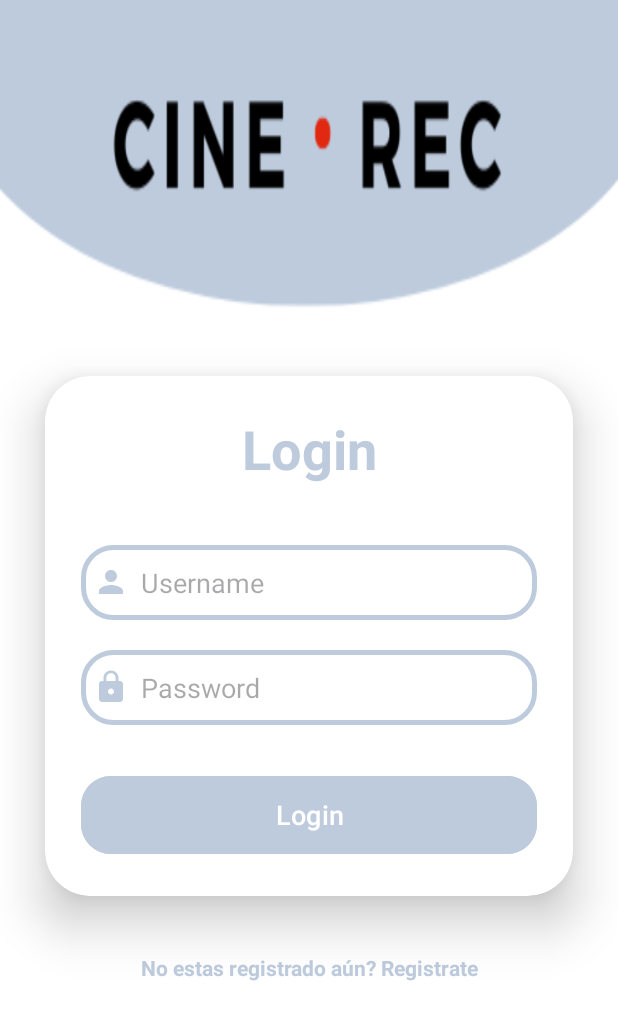
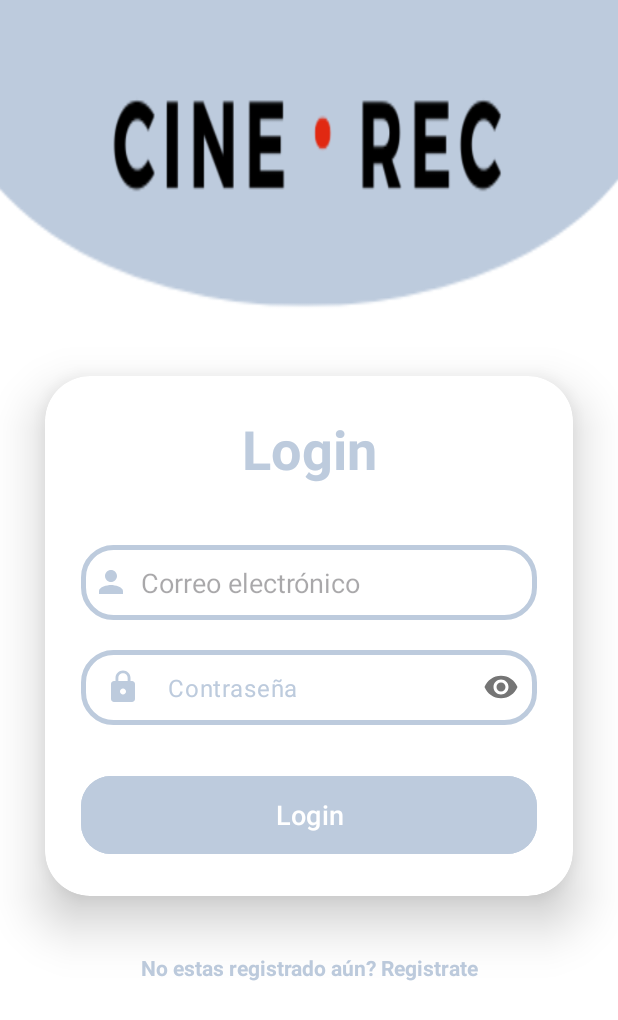
Before and after one commit to lucopa/CineRec_App, an Android app: the Login screen opened directly, with no data from a screen before it, on a phone screen of 412 x 824 dp. Shown: the top 1020 px of the screen. Run offline under Robolectric (Android 15) with nearby library versions, the phone set to English and light mode, and no system bars; our stand-ins replace Firebase (no records; nobody signed in at launch, a user with empty details on screens opened directly).

Commit message:
Login funcional

```diff
--- a/app/src/main/java/com/example/cinerec_app/Login.java
+++ b/app/src/main/java/com/example/cinerec_app/Login.java
@@ -1,32 +1,119 @@
 package com.example.cinerec_app;
 
+import android.app.ProgressDialog;
 import android.content.Intent;
 import android.os.Bundle;
+import android.text.TextUtils;
+import android.util.Patterns;
 import android.view.View;
+import android.widget.Button;
+import android.widget.EditText;
 import android.widget.TextView;
+import android.widget.Toast;
 
 import androidx.activity.EdgeToEdge;
+import androidx.annotation.NonNull;
 import androidx.appcompat.app.AppCompatActivity;
 import androidx.core.graphics.Insets;
 import androidx.core.view.ViewCompat;
 import androidx.core.view.WindowInsetsCompat;
 
+import com.google.android.gms.tasks.OnCompleteListener;
+import com.google.android.gms.tasks.OnFailureListener;
+import com.google.android.gms.tasks.Task;
+import com.google.firebase.auth.AuthResult;
+import com.google.firebase.auth.FirebaseAuth;
+import com.google.firebase.auth.FirebaseUser;
+
 public class Login extends AppCompatActivity {
 
-    TextView text_Registro;
+    TextView textoRegistro;
+    EditText correoLogin, contraseñaLogin;
+    Button loginButton;
+
+    ProgressDialog progressDialog;
+
+    FirebaseAuth firebaseAuth;
+
+    //Validar los datos
+    String correo = "", contraseña = "";
     @Override
     protected void onCreate(Bundle savedInstanceState) {
         super.onCreate(savedInstanceState);
 
         setContentView(R.layout.activity_login);
 
-        text_Registro = findViewById(R.id.textoRegistro);
+        correoLogin = findViewById(R.id.correoLogin);
+        contraseñaLogin = findViewById(R.id.contraseñaLogin);
+        loginButton = findViewById(R.id.loginButton);
+        textoRegistro = findViewById(R.id.textoRegistro);
+        firebaseAuth = FirebaseAuth.getInstance();
 
-        text_Registro.setOnClickListener(new View.OnClickListener() {
+        progressDialog = new ProgressDialog(Login.this);
+        progressDialog.setTitle("Espere por favor");
+        progressDialog.setCanceledOnTouchOutside(false);
+
+        loginButton.setOnClickListener(new View.OnClickListener() {
+            @Override
+            public void onClick(View view) {
+                ValidarDatos();
+            }
+        });
+
+
+        textoRegistro.setOnClickListener(new View.OnClickListener() {
             @Override
             public void onClick(View view) {
                 startActivity(new Intent(Login.this, Registro.class));
+
+
+
+
+
             }
         });
     }
+
+    private void ValidarDatos() {
+
+        correo = correoLogin.getText().toString();
+        contraseña = contraseñaLogin.getText().toString();
+
+        if(!Patterns.EMAIL_ADDRESS.matcher(correo).matches()){
+            Toast.makeText(this, "Correo inválido", Toast.LENGTH_SHORT).show();
+        }
+        else if (TextUtils.isEmpty(contraseña)){
+            Toast.makeText(this, "Ingrese contraseña", Toast.LENGTH_SHORT).show();
+        }
+        else {
+            LoginUsuario(); //Si las dos condiciones anteriores no se cumplen, se hara esta
+        }
+    }
+
+    private void LoginUsuario() {
+        progressDialog.setMessage("Iniciando sesión...");
+        progressDialog.show();
+        firebaseAuth.signInWithEmailAndPassword(correo, contraseña)
+                .addOnCompleteListener(Login.this, new OnCompleteListener<AuthResult>() {
+                    @Override
+                    public void onComplete(@NonNull Task<AuthResult> task) {
+                        if (task.isSuccessful()){
+                            progressDialog.dismiss();
+                            FirebaseUser user = firebaseAuth.getCurrentUser();
+                            startActivity(new Intent(Login.this, MenuPrincipal.class));
+                            Toast.makeText(Login.this, "Bienvenido(a): "+user.getEmail(), Toast.LENGTH_SHORT).show();
+                            finish();
+                        } else {
+                            progressDialog.dismiss();
+                            Toast.makeText(Login.this, "Verifique si el correo y contraseña son correctos", Toast.LENGTH_SHORT).show();
+                        }
+                    }
+                }).addOnFailureListener(new OnFailureListener() {
+                    @Override
+                    public void onFailure(@NonNull Exception e) {
+                        Toast.makeText(Login.this, ""+e.getMessage(), Toast.LENGTH_SHORT).show();
+                    }
+                });
+
+    }
 }
--- a/app/src/main/res/layout/activity_login.xml
+++ b/app/src/main/res/layout/activity_login.xml
@@ -43,29 +43,43 @@
             <EditText
                 android:layout_width="match_parent"
                 android:layout_height="50dp"
-                android:id="@+id/username"
+                android:id="@+id/correoLogin"
                 android:drawableLeft="@drawable/baseline_person_24"
                 android:background="@drawable/custom_text"
                 android:drawablePadding="8dp"
-                android:hint="Username"
+                android:hint="Correo electrónico"
                 android:padding="8dp"
                 android:textColor="@color/black"
                 android:textColorHighlight="@color/cardview_dark_background"
                 android:layout_marginTop="40dp"/>
 
-            <EditText
+
+            <com.google.android.material.textfield.TextInputLayout
                 android:layout_width="match_parent"
-                android:layout_height="50dp"
-                android:id="@+id/password"
-                android:background="@drawable/custom_text"
-                android:drawableLeft="@drawable/baseline_lock_24"
-                android:drawablePadding="8dp"
-                android:hint="Password"
-                android:padding="8dp"
-                android:inputType="textPassword"
-                android:textColor="@color/black"
-                android:textColorHighlight="@color/cardview_dark_background"
-                android:layout_marginTop="20dp"/>
+                android:layout_height="wrap_content"
+                android:layout_marginTop="20dp"
+                app:hintEnabled="false"
+                app:passwordToggleEnabled="true">
+
+                <EditText
+                    android:id="@+id/contraseñaLogin"
+                    android:hint="@string/Contraseña"
+                    app:passwordToggleEnabled="true"
+                    app:hintEnabled="false"
+                    android:inputType="textPassword"
+                    android:textColorHint="@color/greyblue"
+                    android:padding="12dp"
+                    android:drawablePadding="18dp"
+                    android:drawableStart="@drawable/baseline_lock_24"
+                    android:layout_width="match_parent"
+                    android:layout_height="50dp"
+                    android:background="@drawable/custom_text"
+                    android:textColor="@color/black"
+                    android:textColorHighlight="@color/cardview_dark_background" />
+
+            </com.google.android.material.textfield.TextInputLayout>
+
+
 
             <Button
                 android:layout_width="match_parent"
```
